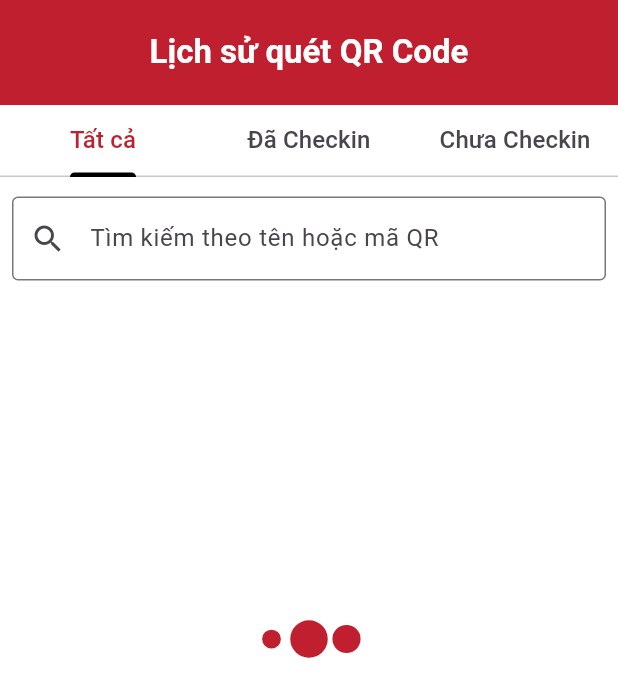
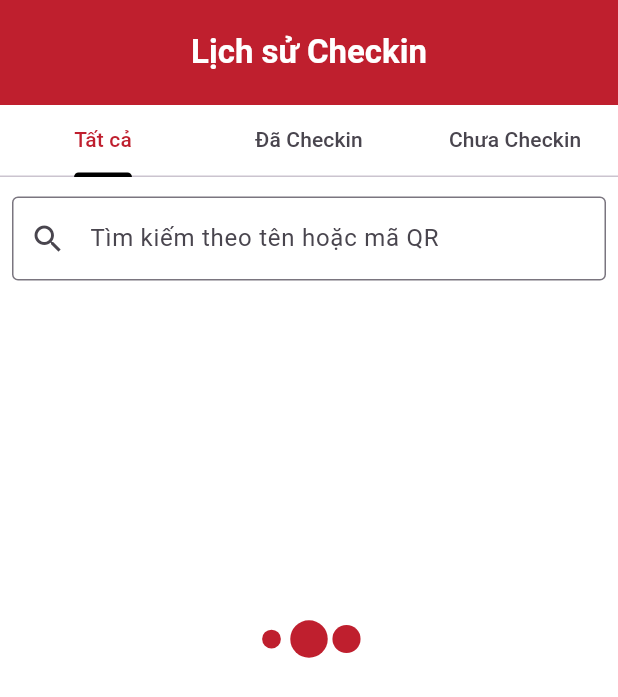
Before and after one commit to ahntnie/checkin_xspin, a Flutter app: the HistoryPage widget shown alone on an empty page, opened directly with empty values, on a phone screen of 412 x 824 dp. Shown: the top 697 px of the screen. Run offline on Flutter 3.47's test engine with Material 3 defaults, Android fonts, the phone set to English and light mode, and no system bars; our stand-ins replace awesome_dialog, device_info_plus, dio, get_it, loading_animation_widget, lottie and 2 more; missing offline and left inert: mobile_scanner, qr_scanner_overlay; accounts and stored records are empty.

Commit message:
second-commit

```diff
--- a/lib/base/base_page.dart
+++ b/lib/base/base_page.dart
@@ -1,7 +1,5 @@
-import 'package:flutter/foundation.dart';
 import 'package:flutter/material.dart';
 import 'package:klok/constants/app_color.dart';
-import 'package:klok/constants/app_fontsize.dart';
 
 class BasePage extends StatefulWidget {
   final bool showLogo;
--- a/lib/viewmodel/qr_code.vm.dart
+++ b/lib/viewmodel/qr_code.vm.dart
@@ -7,7 +7,6 @@ import 'package:klok/model/user.model.dart';
 import 'package:klok/requests/history_user.requets.dart';
 import 'package:klok/requests/qrcode.request.dart';
 import 'package:klok/viewmodel/index.vm.dart';
-import 'package:klok/viewmodel/login.vm.dart';
 import 'package:klok/views/qr_code/widgets/success_qr.wiget.dart';
 import 'package:mobile_scanner/mobile_scanner.dart';
 import 'package:stacked/stacked.dart';
--- a/lib/views/auth/sign_in.dart
+++ b/lib/views/auth/sign_in.dart
@@ -1,17 +1,11 @@
-import 'package:flutter/foundation.dart';
 import 'package:flutter/material.dart';
-import 'package:klok/app/app_sp.dart';
-import 'package:klok/app/app_sp_key.dart';
 import 'package:klok/constants/app_color.dart';
 import 'package:klok/constants/app_fontsize.dart';
 import 'package:klok/viewmodel/login.vm.dart';
 import 'package:klok/views/auth/widget/button.dart';
-import 'package:klok/views/home/home.page.dart';
-import 'package:klok/views/index/index.page.dart';
 import 'package:loading_animation_widget/loading_animation_widget.dart';
 import 'package:stacked/stacked.dart';
 import 'package:url_launcher/url_launcher.dart';
-import 'package:url_launcher/url_launcher_string.dart';
 
 class SignInView extends StatefulWidget {
   const SignInView({super.key});
--- a/lib/views/history/history.page.dart
+++ b/lib/views/history/history.page.dart
@@ -56,7 +56,7 @@ class _HistoryPageState extends State<HistoryPage> {
           return DefaultTabController(
             length: 3, // Số lượng Tab
             child: BasePage(
-              title: 'Lịch sử quét QR Code',
+              title: 'Lịch sử Checkin',
               body: Column(
                 children: [
                   TabBar(
@@ -66,19 +66,19 @@ class _HistoryPageState extends State<HistoryPage> {
                       Tab(
                         child: Text(
                           'Tất cả',
-                          style: TextStyle(fontSize: 16),
+                          style: TextStyle(fontSize: 14),
                         ),
                       ),
                       Tab(
-                        child: AutoScrollingText(
-                          text: 'Đã Checkin',
-                          style: TextStyle(fontSize: 16),
+                        child: Text(
+                          'Đã Checkin',
+                          style: TextStyle(fontSize: 14),
                         ),
                       ),
                       Tab(
-                        child: AutoScrollingText(
-                          text: 'Chưa Checkin',
-                          style: TextStyle(fontSize: 16),
+                        child: Text(
+                          'Chưa Checkin',
+                          style: TextStyle(fontSize: 14),
                         ),
                       ),
                     ],
--- a/lib/views/history/widgets/detail.ticket.widget.dart
+++ b/lib/views/history/widgets/detail.ticket.widget.dart
@@ -1,4 +1,3 @@
-import 'package:flutter/foundation.dart';
 import 'package:flutter/material.dart';
 import 'package:klok/base/base_page.dart';
 import 'package:klok/constants/app_color.dart';
@@ -107,8 +106,8 @@ class _DetailTicketState extends State<DetailTicket> {
                         SizedBox(height: 8),
                         Text(
                           widget.user.isCheckin == true
-                              ? "Quét thành công"
-                              : "Chưa quét",
+                              ? "Đã checkin"
+                              : "Chưa checkin",
                           style: TextStyle(
                             color: widget.user.isCheckin
                                 ? AppColor.successQRCode
--- a/lib/views/history/widgets/item.widget.dart
+++ b/lib/views/history/widgets/item.widget.dart
@@ -71,7 +71,7 @@ class _ItemTicketQRState extends State<ItemTicketQR> {
                   ],
                 ),
                 trailing: Text(
-                  widget.user.isCheckin ? "QR đã quét" : "QR chưa quét",
+                  widget.user.isCheckin ? "Đã checkin" : "Chưa checkin",
                   style: TextStyle(
                       fontSize: AppFontSize.sizeSuperSmall,
                       color: widget.user.isCheckin == true
```
Also changed, not shown: lib/views/auth/profile/profile.page.dart (+0 -8 lines).
